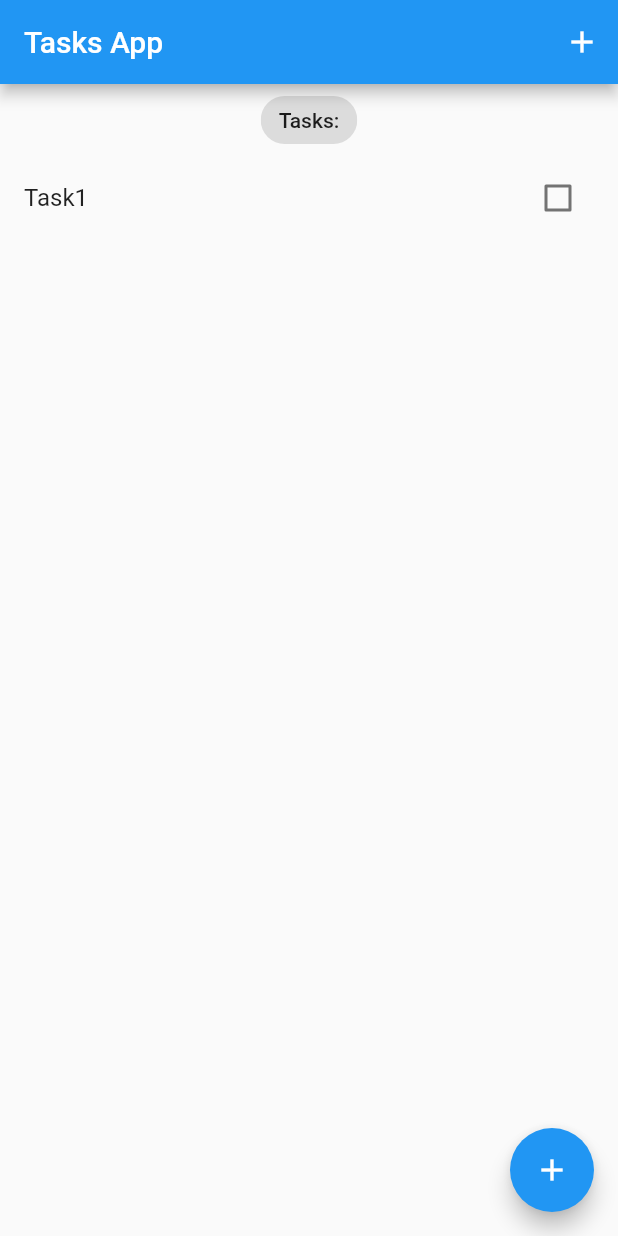
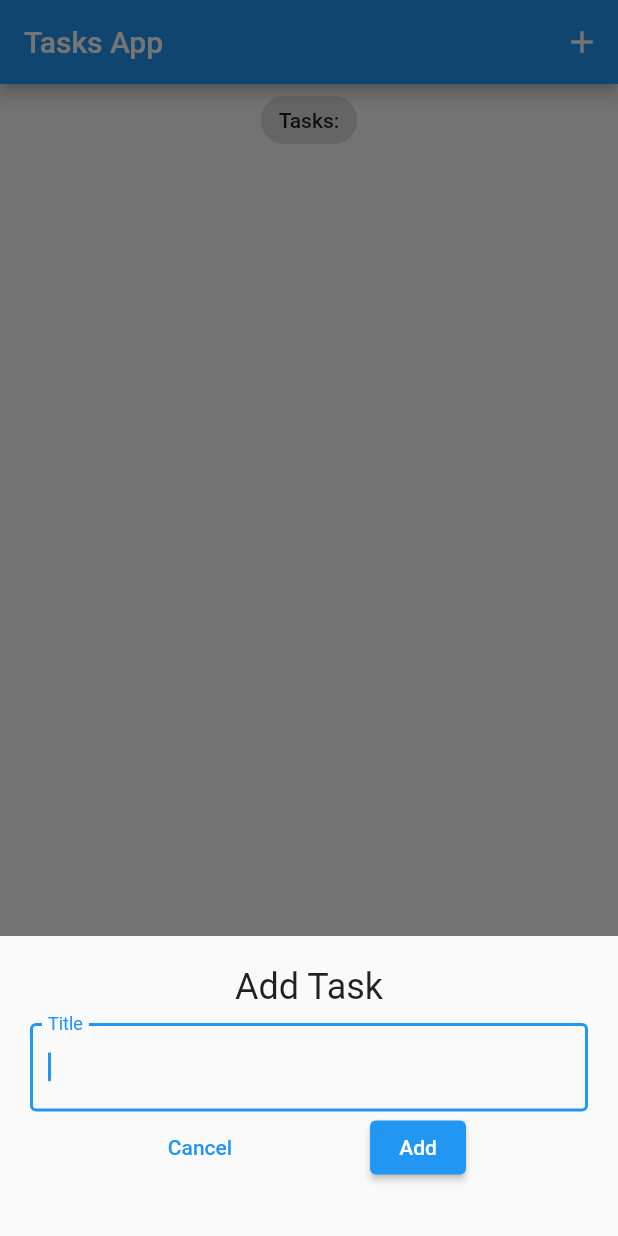
Before and after one commit to Devoro32/flutter_task_app_yt, a Flutter app: the screen it shows after launch, after a tap on the "add" icon, on a phone screen of 412 x 824 dp. Run offline on Flutter 3.47's test engine with Material 2 defaults, Android fonts, the phone set to English and light mode, and no system bars; our stand-ins replace equatable, flutter_bloc, hydrated_bloc.

```diff
--- a/lib/blocs/bloc/tasks_bloc.dart
+++ b/lib/blocs/bloc/tasks_bloc.dart
@@ -23,7 +23,33 @@ class TasksBloc extends Bloc<TasksEvent, TasksState> {
     ));
   }
 
-  void _onUpdateTask(UpdateTask event, Emitter<TasksState> emit) {}
+  void _onUpdateTask(UpdateTask event, Emitter<TasksState> emit) {
+    //https://youtu.be/PD0eAXLd5ls?t=1783
+    final state = this.state;
+    final task = event.task;
 
-  void _onDeleteTask(DeleteTask event, Emitter<TasksState> emit) {}
+    //https://youtu.be/PD0eAXLd5ls?t=1914
+    final int index = state.allTasks.indexOf(task);
+
+    List<Task> allTasks = List.from(state.allTasks)..remove(task);
+    task.isDone == false
+        //https://youtu.be/PD0eAXLd5ls?t=1914
+        // ? allTasks.add(task.copyWith(isDone: true))
+        // : allTasks.add(task.copyWith(isDone: false));
+        ? allTasks.insert(index, task.copyWith(isDone: true))
+        : allTasks.insert(index, task.copyWith(isDone: false));
+
+    emit(TasksState(allTasks: allTasks));
+  }
+
+  void _onDeleteTask(DeleteTask event, Emitter<TasksState> emit) {
+    //https://youtu.be/PD0eAXLd5ls?t=1985
+    final state = this.state;
+
+    emit(
+      TasksState(
+        allTasks: List.from(state.allTasks)..remove(event.task),
+      ),
+    );
+  }
 }
--- a/lib/blocs/bloc_export.dart
+++ b/lib/blocs/bloc_export.dart
@@ -1,2 +1,3 @@
 export 'package:tasks_app/blocs/bloc/tasks_bloc.dart';
 export 'package:flutter_bloc/flutter_bloc.dart';
+export 'package:hydrated_bloc/hydrated_bloc.dart';
--- a/lib/main.dart
+++ b/lib/main.dart
@@ -19,16 +19,17 @@ class TaskApp extends StatelessWidget {
     return BlocProvider(
       //https://youtu.be/PD0eAXLd5ls?t=1169
       //adding the task manually for now
-      create: (context) => TasksBloc()
-        ..add(AddTask(
-          task: Task(title: 'Task1'),
-        )),
+      create: (context) => TasksBloc(),
+      //https://youtu.be/PD0eAXLd5ls?t=2070
+      // ..add(AddTask(
+      //   task: Task(title: 'Task1'),
+      // )),
       child: MaterialApp(
         title: 'Flutter Demo',
         theme: ThemeData(
           primarySwatch: Colors.blue,
         ),
-        home: TasksScreen(),
+        home: const TasksScreen(),
       ),
     );
   }
--- /dev/null
+++ b/lib/screens/add_task_screen.dart
@@ -0,0 +1,60 @@
+//https://youtu.be/PD0eAXLd5ls?t=1638
+
+import 'package:flutter/material.dart';
+import 'package:flutter_bloc/flutter_bloc.dart';
+import 'package:tasks_app/blocs/bloc/tasks_bloc.dart';
+import 'package:tasks_app/models/tasks.dart';
+
+class AddTaskScreen extends StatelessWidget {
+  const AddTaskScreen({
+    Key? key,
+    //https://youtu.be/PD0eAXLd5ls?t=1670
+    //required this.titleController,
+  }) : super(key: key);
+
+  @override
+  Widget build(BuildContext context) {
+    TextEditingController titleController = TextEditingController();
+
+    return Column(
+      children: [
+        const Text(
+          'Add Task',
+          style: TextStyle(fontSize: 24),
+        ),
+        const SizedBox(
+          height: 10,
+        ),
+        TextField(
+          autofocus: true,
+          controller: titleController,
+          decoration: const InputDecoration(
+            label: Text('Title'),
+            border: OutlineInputBorder(),
+          ),
+        ),
+        //https://youtu.be/PD0eAXLd5ls?t=1458
+
+        Row(
+          mainAxisAlignment: MainAxisAlignment.spaceEvenly,
+          children: [
+            TextButton(
+              onPressed: () => Navigator.pop(context),
+              child: const Text('Cancel'),
+            ),
+            ElevatedButton(
+              onPressed: () {
+                var task = Task(
+                  title: titleController.text,
+                );
+                context.read<TasksBloc>().add(AddTask(task: task));
+                Navigator.pop(context);
+              },
+              child: const Text('Add'),
+            )
+          ],
+        ),
+      ],
+    );
+  }
+}
--- a/lib/screens/tasks_screen.dart
+++ b/lib/screens/tasks_screen.dart
@@ -1,42 +1,33 @@
 import 'package:flutter/material.dart';
 import 'package:tasks_app/models/tasks.dart';
 import 'package:tasks_app/widgets/tasks_list.dart';
+import 'package:tasks_app/screens/add_task_screen.dart';
 
 import '../blocs/bloc_export.dart';
 
-class TasksScreen extends StatelessWidget {
-  TasksScreen({super.key});
+//https://youtu.be/PD0eAXLd5ls?t=1710
+class TasksScreen extends StatefulWidget {
+  const TasksScreen({super.key});
 
+  @override
+  State<TasksScreen> createState() => _TasksScreenState();
+}
+
+class _TasksScreenState extends State<TasksScreen> {
   //https://youtu.be/PD0eAXLd5ls?t=1190
-  TextEditingController titleController = TextEditingController();
-
   void _addTask(BuildContext context) {
     showModalBottomSheet(
+      //https://www.kindacode.com/article/flutter-bottom-sheet-examples/#Modal_Bottom_Sheet_with_Text_Fields_inside
+      isScrollControlled: true,
       context: context,
       builder: (context) => SingleChildScrollView(
         child: Container(
-          padding:
-              EdgeInsets.only(bottom: MediaQuery.of(context).viewInsets.bottom),
+          padding: EdgeInsets.only(
+              //adding  +15 so that the keyboard doesn't cover the text field
+              bottom: MediaQuery.of(context).viewInsets.bottom + 15),
           child: Container(
             padding: const EdgeInsets.all(20),
-            child: Column(
-              children: [
-                const Text(
-                  'Add Task',
-                  style: TextStyle(fontSize: 24),
-                ),
-                const SizedBox(
-                  height: 10,
-                ),
-                TextField(
-                  controller: titleController,
-                  decoration: const InputDecoration(
-                    label: Text('Title'),
-                    border: OutlineInputBorder(),
-                  ),
-                ),
-              ],
-            ),
+            child: const AddTaskScreen(),
           ),
         ),
       ),
@@ -54,7 +45,7 @@ class TasksScreen extends StatelessWidget {
             title: const Text('Tasks App'),
             actions: [
               IconButton(
-                onPressed: () {},
+                onPressed: () => _addTask(context),
                 icon: const Icon(Icons.add),
               )
             ],
--- a/lib/widgets/tasks_list.dart
+++ b/lib/widgets/tasks_list.dart
@@ -1,5 +1,6 @@
 import 'package:flutter/material.dart';
 import 'package:tasks_app/models/tasks.dart';
+import 'package:tasks_app/blocs/bloc_export.dart';
 
 class TasksList extends StatelessWidget {
   const TasksList({
@@ -20,8 +21,15 @@ class TasksList extends StatelessWidget {
               title: Text(task.title),
               trailing: Checkbox(
                 value: task.isDone,
-                onChanged: (value) {},
+                onChanged: (value) {
+                  context.read<TasksBloc>().add(UpdateTask(task: task));
+                },
               ),
+              onLongPress: () => context.read<TasksBloc>().add(
+                    DeleteTask(
+                      task: task,
+                    ),
+                  ),
             );
           }),
     );
--- a/pubspec.yaml
+++ b/pubspec.yaml
@@ -34,6 +34,7 @@ dependencies:
   flutter:
     sdk: flutter
   flutter_bloc: ^8.1.2
+  hydrated_bloc: ^9.1.0
 
 dev_dependencies:
   # The "flutter_lints" package below contains a set of recommended lints to
```
Also changed, not shown: pubspec.lock.
